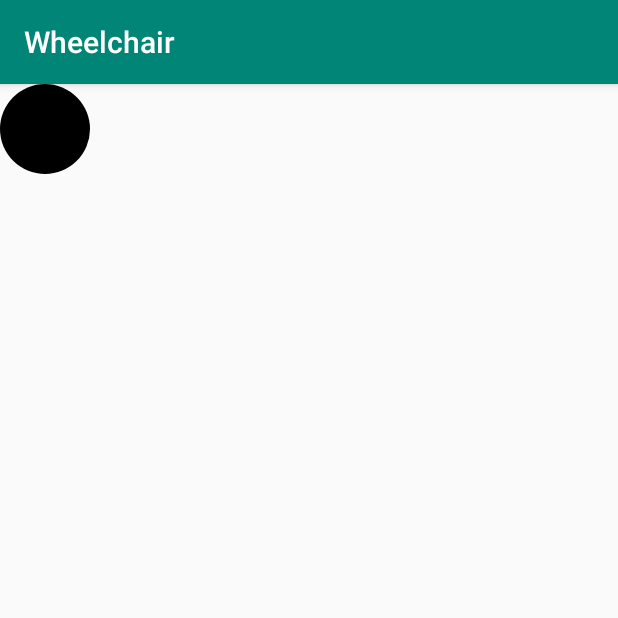
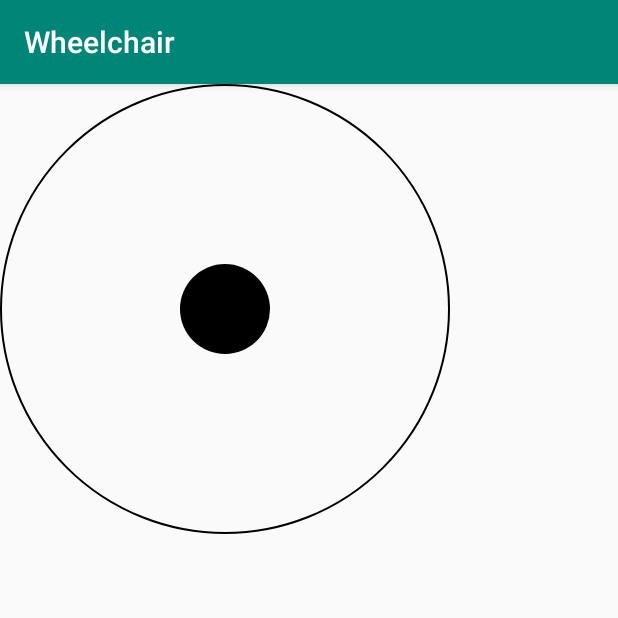
Before and after one commit to SparshaSaha/Gesture-Controlled-Wheelchair-with-remote-control, an Android app: the screen it shows after launch (MainActivity), on a phone screen of 412 x 824 dp, the top half of it. Run offline under Robolectric (Android 15) with nearby library versions, the phone set to English and light mode, and no system bars.

Commit message:
Pan component completed

```diff
--- a/Android/app/src/main/java/com/fourthstatelab/wheelchair/component/stick/Stick.java
+++ b/Android/app/src/main/java/com/fourthstatelab/wheelchair/component/stick/Stick.java
@@ -1,16 +1,20 @@
 package com.fourthstatelab.wheelchair.component.stick;
 
 import android.content.Context;
+import android.media.Image;
 import android.support.annotation.Nullable;
 import android.util.AttributeSet;
+import android.util.Log;
 import android.view.View;
 import android.widget.FrameLayout;
+import android.widget.ImageView;
 
 import com.fourthstatelab.wheelchair.R;
 
 public class Stick extends FrameLayout {
 
     private View rootView;
+    private ImageView stickView;
 
     public Stick(Context context) {
         super(context);
@@ -37,7 +41,13 @@ public class Stick extends FrameLayout {
      */
     private void init(){
         rootView = View.inflate(getContext(), R.layout.pan_view, null);
-        rootView.setOnTouchListener(StickGestureListener.getTouchListener(getContext()));
+        stickView = (ImageView)rootView.findViewById(R.id.stick_view);
         addView(rootView);
+        this.post(new Runnable() {
+            @Override
+            public void run() {
+                stickView.setOnTouchListener(StickGestureListener.getTouchListener(getContext(), stickView, rootView));
+            }
+        });
     }
 }
--- a/Android/app/src/main/java/com/fourthstatelab/wheelchair/component/stick/StickGestureListener.java
+++ b/Android/app/src/main/java/com/fourthstatelab/wheelchair/component/stick/StickGestureListener.java
@@ -10,38 +10,55 @@ import android.view.ViewGroup;
 public class StickGestureListener extends GestureDetector.SimpleOnGestureListener {
 
     private View view;
+    private View boundView;
 
     private int halfWidth;
     private int halfHeight;
 
-    private StickGestureListener(View v){
-        this.view = v;
+
+    private int centerX;
+    private int centerY;
+    private int boundRadius;
+
+    private StickGestureListener(View view, View boundView) {
+        this.view = view;
+        this.boundView = boundView;
         populateViewDimension();
     }
 
     /**
      * sets half the dimensions of the view
      */
-    private void populateViewDimension(){
+    private void populateViewDimension() {
         halfHeight = this.view.getHeight() / 2;
         halfWidth = this.view.getWidth() / 2;
+
+        centerX = (int) this.view.getX() + halfWidth;
+        centerY = (int) this.view.getY() + halfHeight;
+
+        boundRadius = boundView.getWidth() / 2;
     }
 
     /**
      * Handles panning of the view
-     * @param e1
-     * @param e2
-     * @param distanceX
-     * @param distanceY
+     *
+     * @param e1 Events
+     * @param e2 Events
+     * @param distanceX delta in X Axis
+     * @param distanceY delta in Y Axis
      * @return boolean, if the event is handled or not (always true as handled)
      */
     @Override
     public boolean onScroll(MotionEvent e1, MotionEvent e2, float distanceX, float distanceY) {
         ViewGroup.MarginLayoutParams params = (ViewGroup.MarginLayoutParams) view.getLayoutParams();
-        params.leftMargin -= halfWidth;
-        params.topMargin -= halfHeight;
-        params.leftMargin -= distanceX ;
-        params.topMargin -= distanceY;
+        float newCenterX = view.getX() - distanceX + halfWidth;
+        float newCenterY = view.getY() - distanceY + halfHeight;
+        float distanceFromCenter = getDistance(centerX, centerY, newCenterX, newCenterY);
+
+        if(distanceFromCenter < boundRadius) {
+            params.leftMargin -= distanceX;
+            params.topMargin -= distanceY;
+        }
         view.requestLayout();
         return true;
     }
@@ -53,18 +70,32 @@ public class StickGestureListener extends GestureDetector.SimpleOnGestureListene
 
     /**
      * Creates Touch listener from GestureListener which is to be attached to view
+     *
      * @param context
      * @return View.OnTouchListener, interfaces GestureDetector via this attached touched listener
      */
-    public static View.OnTouchListener getTouchListener(final Context context){
+    public static View.OnTouchListener getTouchListener(final Context context, final View view, final View boundView) {
+        StickGestureListener listener = new StickGestureListener(view, boundView);
+        final GestureDetector detector = new GestureDetector(context, listener);
         View.OnTouchListener touchListener = new View.OnTouchListener() {
             @Override
             public boolean onTouch(View v, MotionEvent event) {
-                StickGestureListener listener = new StickGestureListener(v);
-                GestureDetector detector = new GestureDetector(context, listener);
                 return detector.onTouchEvent(event);
             }
         };
         return touchListener;
     }
+
+    /**
+     * Gets distance between 2 points (x1, y1) and (x2, y2)
+     *
+     * @param x1 x coordinate of point 1
+     * @param y1 y coordinate of point 1
+     * @param x2 x coordinate of point 2
+     * @param y2 y coordinate of point 2
+     * @return
+     */
+    private float getDistance(float x1, float y1, float x2, float y2) {
+        return (float) Math.sqrt((x1 - x2) * (x1 - x2) + (y1 - y2) * (y1 - y2));
+    }
 }
--- /dev/null
+++ b/Android/app/src/main/res/drawable/circle_stroke.xml
@@ -0,0 +1,16 @@
+<?xml version="1.0" encoding="utf-8"?>
+<shape xmlns:android="http://schemas.android.com/apk/res/android"
+    android:shape="oval">
+
+    <solid
+        android:color="@android:color/transparent"/>
+
+    <stroke
+        android:color="@android:color/black"
+        android:width="1dp"/>
+    <size
+        android:width="300dp"
+        android:height="300dp"/>
+
+
+</shape>
--- a/Android/app/src/main/res/layout/pan_view.xml
+++ b/Android/app/src/main/res/layout/pan_view.xml
@@ -1,13 +1,21 @@
 <?xml version="1.0" encoding="utf-8"?>
-<FrameLayout xmlns:android="http://schemas.android.com/apk/res/android"
+<RelativeLayout xmlns:android="http://schemas.android.com/apk/res/android"
     xmlns:tools="http://schemas.android.com/tools"
     android:layout_width="match_parent"
     android:layout_height="match_parent"
     tools:ignore="MissingDefaultResource">
 
+    <RelativeLayout
+        android:gravity="center"
+        android:layout_height="wrap_content"
+        android:layout_width="wrap_content"
+        android:background="@drawable/circle_stroke">
+
     <ImageView
+        android:id="@+id/stick_view"
         android:layout_width="wrap_content"
         android:layout_height="wrap_content"
         android:src="@drawable/stick"/>
+    </RelativeLayout>
 
-</FrameLayout>
+</RelativeLayout>
```
